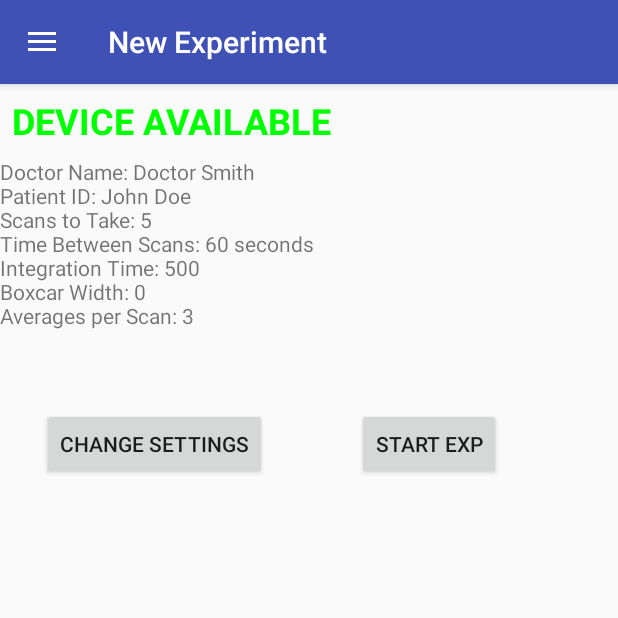
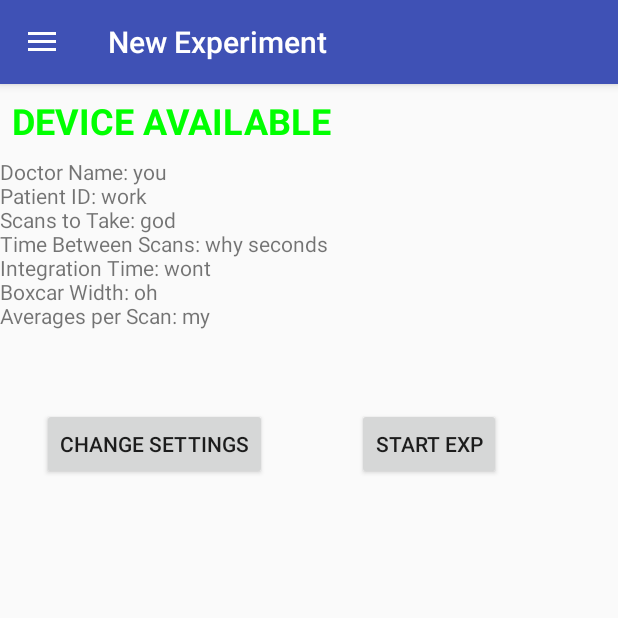
Before and after one commit to jmadamso/SpectrometerAndroid, an Android app: the screen it shows after launch (AppDriver), in the side drawer, after a tap on "New Experiment", on a phone screen of 412 x 824 dp, the top half of it. Run offline under Robolectric (Android 15) with nearby library versions, the phone set to English and light mode, and no system bars.

```diff
--- a/app/src/main/java/jmadamso/spectrometer/AppDriver.java
+++ b/app/src/main/java/jmadamso/spectrometer/AppDriver.java
@@ -14,7 +14,6 @@ import android.os.Bundle;
 import android.os.Handler;
 import android.os.Message;
 import android.preference.PreferenceActivity;
-import android.preference.PreferenceFragment;
 import android.preference.PreferenceManager;
 import android.support.design.widget.NavigationView;
 import android.support.v4.app.ActivityCompat;
@@ -25,17 +24,16 @@ import android.support.v4.widget.DrawerLayout;
 import android.support.v7.app.ActionBarDrawerToggle;
 import android.support.v7.app.AlertDialog;
 import android.support.v7.app.AppCompatActivity;
-import android.support.v7.view.ContextThemeWrapper;
 import android.support.v7.widget.Toolbar;
 import android.view.MenuItem;
 import android.view.View;
-import android.widget.Button;
 import android.widget.TextView;
 import android.widget.Toast;
 
 import java.util.ArrayList;
 import java.util.Arrays;
-import java.util.List;
+import java.util.Calendar;
+import java.util.Date;
 import java.util.Set;
 
 
@@ -107,7 +105,7 @@ public class AppDriver extends AppCompatActivity implements NavigationView.OnNav
         //Toast.makeText(AppDriver.this, "Main onResume", Toast.LENGTH_SHORT).show();
         registerReceiver(mReceiver,new IntentFilter(BluetoothDevice.ACTION_FOUND));
         if(mBTService != null) {
-            syncSettings();
+            syncSettings(false);
         }
     }
 
@@ -255,7 +253,7 @@ public class AppDriver extends AppCompatActivity implements NavigationView.OnNav
     }
 
     public void snapshotButtonResponse(View view) {
-        sendCommandWithToast(defines.REQUEST_SPECTRA,"Requesting snapshot");
+        sendCommandWithToast(defines.SNAPSHOT,"Requesting snapshot");
     }
 
     //start an alert to confirm the experiment. alert dialog will start the experiment.
@@ -267,8 +265,7 @@ public class AppDriver extends AppCompatActivity implements NavigationView.OnNav
                 .setNegativeButton("Cancel", null)
                 .setPositiveButton("Start", new DialogInterface.OnClickListener() {
                     public void onClick(DialogInterface dialog, int whichButton) {
-                        sendCommandWithToast(defines.EXP_START,"Starting Experiment!");
-                        switchToFragment(R.id.nav_home);
+                        syncSettings(true);
                     }})
                 .show();
     }
@@ -339,20 +336,26 @@ public class AppDriver extends AppCompatActivity implements NavigationView.OnNav
         }
     }
 
-    private void syncSettings() {
-        //format a settings string and send it. arg2 = default string
-        String settingsCommandStr = defines.SETTINGS +
-                mPrefs.getString("num_scans_entry","5") + ";" +
-                mPrefs.getString("scan_time_entry", "60") + ";" +
-                mPrefs.getString("integration_time_entry", "1000") + ";" +
-                mPrefs.getString("boxcar_list", "0") + ";" +
-                mPrefs.getString("averaging_list", "3") + ";" +
-                mPrefs.getString("doctor_name_entry","Dr. Smith") + ";" +
-                mPrefs.getString("patient_name_entry", "John Doe");
 
-        //toast with the final string
-        //Toast.makeText(AppDriver.this, settingsStr, Toast.LENGTH_SHORT).show();
-        sendStringWithToast(settingsCommandStr,null);
+
+    private void syncSettings(boolean start) {
+
+            String settingsCommandStr =
+                    defines.SETTINGS +
+                    mPrefs.getString("num_scans_entry","") + ";" +
+                    mPrefs.getString("scan_time_entry", "") + ";" +
+                    mPrefs.getString("integration_time_entry", "") + ";" +
+                    mPrefs.getString("boxcar_list", "") + ";" +
+                    mPrefs.getString("averaging_list", "") + ";" +
+                    mPrefs.getString("doctor_name_entry","") + ";" +
+                    mPrefs.getString("patient_name_entry", "") + ";" +
+                    Calendar.getInstance().getTimeInMillis();
+
+            if(start) {
+                settingsCommandStr = settingsCommandStr + ";Engage Thrusters";
+            }
+
+            sendStringWithToast(settingsCommandStr,null);
     }
 
     private void sendCommandWithToast(char command,String toastStr) {
@@ -465,7 +468,7 @@ public class AppDriver extends AppCompatActivity implements NavigationView.OnNav
                 //if we get this message, msg.obj contains a spectrum reading.
                 //the server will send 128 strings with 8 values each. format:
                 //[command][offset];[val0];[val1]; .... ;[val7]
-                case defines.REQUEST_SPECTRA:
+                case defines.SNAPSHOT:
                     //Toast.makeText(AppDriver.this, "made it to requestSpectra", Toast.LENGTH_LONG).show();
                     int index;
                     int k;
@@ -476,7 +479,7 @@ public class AppDriver extends AppCompatActivity implements NavigationView.OnNav
                     String tmpStr = new String(tmpBytes);
                     //Toast.makeText(AppDriver.this, "formed " + tmpStr + " at requestPressure", Toast.LENGTH_LONG).show();
 
-                    String delim = "[;" + defines.REQUEST_SPECTRA + "]+";
+                    String delim = "[;" + defines.SNAPSHOT + "]+";
                     String[] tokens = tmpStr.split(delim);
                     //let's use a list for easy insert/delete:
                     ArrayList<String> tokenList = new ArrayList<String>(Arrays.asList(tokens));
@@ -577,9 +580,16 @@ public class AppDriver extends AppCompatActivity implements NavigationView.OnNav
             //this means we are first instantiating the BT service
             mBTService = new BTService(this, mHandlerBT);
             //apply defaults here too
-            mPrefs.edit().clear().apply();
-            PreferenceManager.setDefaultValues(this, R.xml.list_specsettings, false);
-        }
+
+
+            mPrefs.edit().putString("boxcar_list","oh").apply();
+            mPrefs.edit().putString("averaging_list","my").apply();
+            mPrefs.edit().putString("num_scans_entry","god").apply();
+            mPrefs.edit().putString("scan_time_entry","why").apply();
+            mPrefs.edit().putString("integration_time_entry","wont").apply();
+            mPrefs.edit().putString("doctor_name_entry","you").apply();
+            mPrefs.edit().putString("patient_name_entry","work").apply();
+            }
 
         mBTService.setHandler(mHandlerBT);
 
@@ -646,13 +656,13 @@ public class AppDriver extends AppCompatActivity implements NavigationView.OnNav
     }
 
     public String getSettingsString() {
-        return "Doctor Name: " + mPrefs.getString("doctor_name_entry","NO ENTRY") + "\n" +
-                "Patient ID: " + mPrefs.getString("patient_name_entry","NO ENTRY") + "\n" +
-                "Scans to Take: " + mPrefs.getString("num_scans_entry","3") + "\n" +
-                "Time Between Scans: " + mPrefs.getString("scan_time_entry","60") + " seconds\n" +
-                "Integration Time: " + mPrefs.getString("integration_time_entry","1000") + "\n" +
-                "Boxcar Width: " + mPrefs.getString("boxcar_list","1") + "\n" +
-                "Averages per Scan: " + mPrefs.getString("averaging_list","3") + "\n";
+        return "Doctor Name: " + mPrefs.getString("doctor_name_entry","") + "\n" +
+                "Patient ID: " + mPrefs.getString("patient_name_entry","") + "\n" +
+                "Scans to Take: " + mPrefs.getString("num_scans_entry","") + "\n" +
+                "Time Between Scans: " + mPrefs.getString("scan_time_entry","") + " seconds\n" +
+                "Integration Time: " + mPrefs.getString("integration_time_entry","") + "\n" +
+                "Boxcar Width: " + mPrefs.getString("boxcar_list","") + "\n" +
+                "Averages per Scan: " + mPrefs.getString("averaging_list","") + "\n";
     }
 
     public String getExpStatusString() {
--- a/app/src/main/java/jmadamso/spectrometer/BTService.java
+++ b/app/src/main/java/jmadamso/spectrometer/BTService.java
@@ -388,8 +388,8 @@ public class BTService {
                             break;
 
                         //server has sent spectrum reading
-                        case defines.REQUEST_SPECTRA:
-                            mHandler.obtainMessage(defines.REQUEST_SPECTRA, bytes, -1, buffer)
+                        case defines.SNAPSHOT:
+                            mHandler.obtainMessage(defines.SNAPSHOT, bytes, -1, buffer)
                                     .sendToTarget();
                             break;
 
--- a/app/src/main/java/jmadamso/spectrometer/SettingsActivity.java
+++ b/app/src/main/java/jmadamso/spectrometer/SettingsActivity.java
@@ -187,9 +187,6 @@ public class SettingsActivity extends AppCompatPreferenceActivity {
             bindPreferenceSummaryToValue(findPreference("integration_time_entry"));
             bindPreferenceSummaryToValue(findPreference("doctor_name_entry"));
             bindPreferenceSummaryToValue(findPreference("patient_name_entry"));
-
-
-
         }
 
         @Override
```
Also changed, not shown: app/src/main/java/jmadamso/spectrometer/defines.java (+7 -7 lines), app/src/main/res/layout/fragment_new_exp_idle.xml (deleted, +0 -55 lines).
